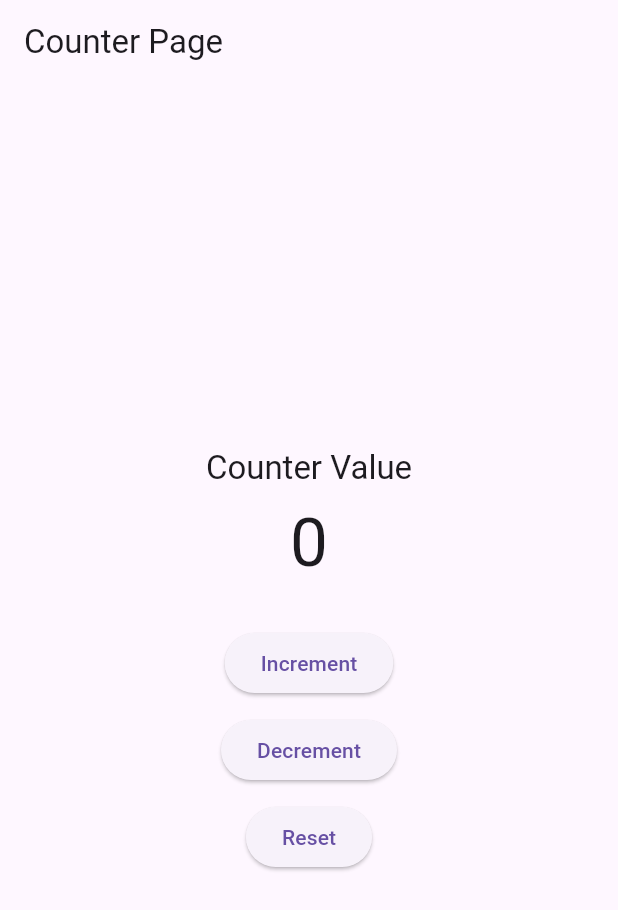
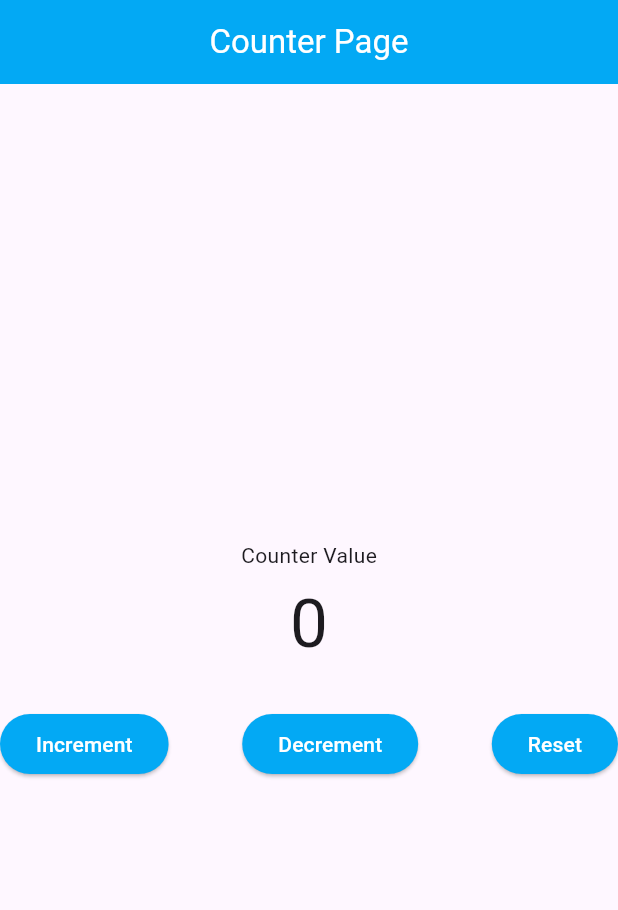
Before and after one commit to shfqt255/NeuroApp_FlutterInternshipB01_week3, a Flutter app: the screen it shows after launch, on a phone screen of 412 x 824 dp. Shown: the top 910 px of the screen. Run offline on Flutter 3.47's test engine with Material 3 defaults, Android fonts, the phone set to English and light mode, and no system bars.

Commit message:
Counter App Updated
Screenshot added to Readme.me file

Buttons updated

```diff
--- a/counter_app/lib/counter_app.dart
+++ b/counter_app/lib/counter_app.dart
@@ -2,7 +2,6 @@ import 'package:flutter/material.dart';
 
 class CounterPage extends StatefulWidget {
   const CounterPage({super.key});
-
   @override
   State<CounterPage> createState() => _CounterPageState();
 }
@@ -33,37 +32,47 @@ class _CounterPageState extends State<CounterPage> {
     return Scaffold(
       appBar: AppBar(
         title: const Text('Counter Page'),
+        backgroundColor: Colors.lightBlue,
+        foregroundColor: Colors.white,
+        centerTitle: true,
       ),
       body: Center(
         child: Column(
           mainAxisAlignment: MainAxisAlignment.center,
           children: [
-            Text(
-              'Counter Value',
-              style: Theme.of(context).textTheme.titleLarge,
-            ),
+            Text('Counter Value'),
             const SizedBox(height: 10),
-            Text(
-              '$counter',
-              style: Theme.of(context).textTheme.displayMedium,
-            ),
+            Text('$counter', style: Theme.of(context).textTheme.displayMedium),
             const SizedBox(height: 30),
 
+            Row(
+              mainAxisAlignment: .spaceBetween,
+              children: [
                 ElevatedButton(
                   onPressed: increment,
+                  style: ElevatedButton.styleFrom(
+                    backgroundColor: Colors.lightBlue,
+                    foregroundColor: Colors.white,
+                  ),
                   child: const Text('Increment'),
                 ),
-            const SizedBox(height: 10),
-
                 ElevatedButton(
                   onPressed: decrement,
+                  style: ElevatedButton.styleFrom(
+                    backgroundColor: Colors.lightBlue,
+                    foregroundColor: Colors.white,
+                  ),
                   child: const Text('Decrement'),
                 ),
-            const SizedBox(height: 10),
-
                 ElevatedButton(
                   onPressed: reset,
+                  style: ElevatedButton.styleFrom(
+                    backgroundColor: Colors.lightBlue,
+                    foregroundColor: Colors.white,
+                  ),
                   child: const Text('Reset'),
+                ),
+              ],
             ),
           ],
         ),
```
Also changed, not shown: counter_app/assets/images/image.png (added), 1 other file. Lines whose indentation alone changed are shown as unchanged.
